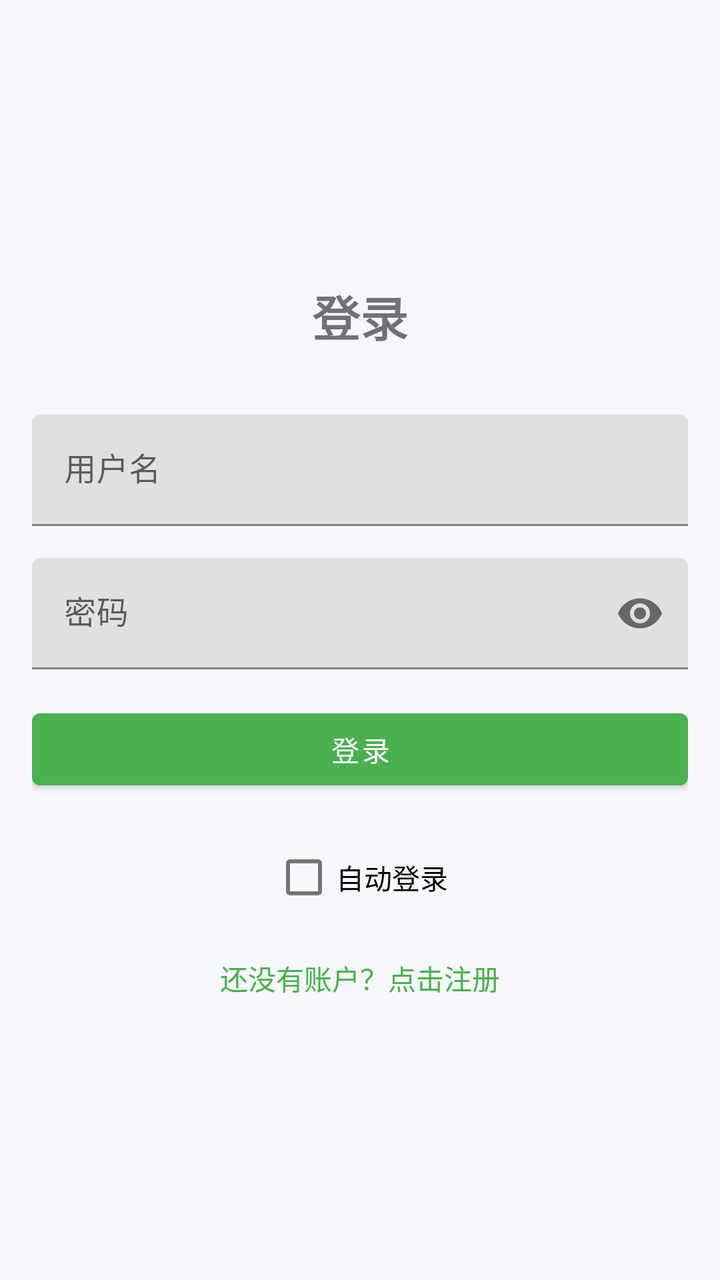
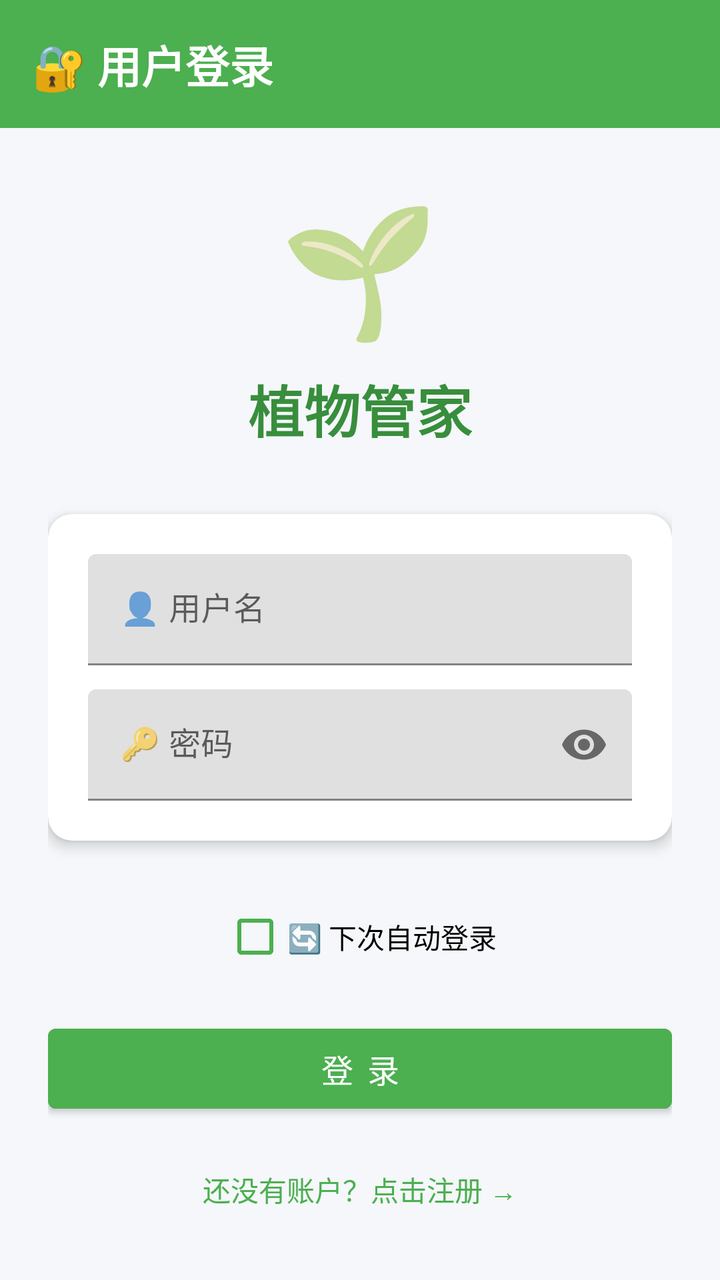

The first picture is an Android layout as it rendered before a commit; the second is the same layout after the commit. The layout source and the unified diff follow.
<!-- AndroidManifest.xml: application theme Theme.Plantbutlerandroid -->
<!-- res/layout/activity_login.xml -->
<?xml version="1.0" encoding="utf-8"?>
<LinearLayout xmlns:android="http://schemas.android.com/apk/res/android"
    android:layout_width="match_parent"
    android:layout_height="match_parent"
    android:orientation="vertical"
    android:padding="16dp"
    android:gravity="center">

    <TextView
        android:layout_width="wrap_content"
        android:layout_height="wrap_content"
        android:text="登录"
        android:textSize="24sp"
        android:textStyle="bold"
        android:layout_marginBottom="32dp" />

    <com.google.android.material.textfield.TextInputLayout
        android:layout_width="match_parent"
        android:layout_height="wrap_content"
        android:layout_marginBottom="16dp">

        <com.google.android.material.textfield.TextInputEditText
            android:id="@+id/editTextUsername"
            android:layout_width="match_parent"
            android:layout_height="wrap_content"
            android:hint="用户名" />

    </com.google.android.material.textfield.TextInputLayout>

    <com.google.android.material.textfield.TextInputLayout
        android:layout_width="match_parent"
        android:layout_height="wrap_content"
        android:layout_marginBottom="16dp"
        app:passwordToggleEnabled="true"
        xmlns:app="http://schemas.android.com/apk/res-auto">

        <com.google.android.material.textfield.TextInputEditText
            android:id="@+id/editTextPassword"
            android:layout_width="match_parent"
            android:layout_height="wrap_content"
            android:hint="密码"
            android:inputType="textPassword" />

    </com.google.android.material.textfield.TextInputLayout>

    <Button
        android:id="@+id/buttonLogin"
        android:layout_width="match_parent"
        android:layout_height="wrap_content"
        android:text="登录"
        android:layout_marginBottom="16dp" />

    <CheckBox
        android:id="@+id/checkAutoLogin"
        android:layout_width="wrap_content"
        android:layout_height="wrap_content"
        android:text="自动登录"
        android:layout_marginBottom="16dp" />

    <TextView
        android:id="@+id/textViewRegister"
        android:layout_width="wrap_content"
        android:layout_height="wrap_content"
        android:text="还没有账户？点击注册"
        android:textColor="@color/primary_color"
        android:clickable="true"
        android:focusable="true" />

</LinearLayout>
<!-- resources referenced by this layout -->
<resources>
  <color name="primary_color">#4CAF50</color>
  <style name="Theme.Plantbutlerandroid" parent="Theme.MaterialComponents.DayNight.NoActionBar">
          
          <item name="colorPrimary">@color/primary_color</item>
          <item name="colorPrimaryVariant">@color/primary_dark</item>
          <item name="colorOnPrimary">@color/white</item>
          
          <item name="colorSecondary">@color/primary_light</item>
          <item name="colorSecondaryVariant">@color/primary_dark</item>
          <item name="colorOnSecondary">@color/black</item>
          
          <item name="android:statusBarColor">@color/primary_dark</item>
          
          <item name="colorAccent">@color/primary_color</item>
          
          <item name="android:windowBackground">@color/background_light</item>
      </style>
  <color name="primary_dark">#388E3C</color>
  <color name="white">#FFFFFFFF</color>
  <color name="primary_light">#C8E6C9</color>
  <color name="black">#FF000000</color>
  <color name="background_light">#F5F7FA</color>
</resources>

<!-- the commit's change to res/layout/activity_login.xml (unified diff, before → after) -->
@@ -1,69 +1,130 @@
 <?xml version="1.0" encoding="utf-8"?>
 <LinearLayout xmlns:android="http://schemas.android.com/apk/res/android"
+    xmlns:app="http://schemas.android.com/apk/res-auto"
     android:layout_width="match_parent"
     android:layout_height="match_parent"
     android:orientation="vertical"
-    android:padding="16dp"
-    android:gravity="center">
+    android:background="@color/background_light">
 
-    <TextView
-        android:layout_width="wrap_content"
-        android:layout_height="wrap_content"
-        android:text="登录"
-        android:textSize="24sp"
-        android:textStyle="bold"
-        android:layout_marginBottom="32dp" />
-
-    <com.google.android.material.textfield.TextInputLayout
+    
+    <LinearLayout
         android:layout_width="match_parent"
         android:layout_height="wrap_content"
-        android:layout_marginBottom="16dp">
+        android:orientation="horizontal"
+        android:gravity="center_vertical"
+        android:background="@color/primary_color"
+        android:padding="16dp">
 
-        <com.google.android.material.textfield.TextInputEditText
-            android:id="@+id/editTextUsername"
+        <TextView
+            android:layout_width="wrap_content"
+            android:layout_height="wrap_content"
+            android:text="🔐 用户登录"
+            android:textSize="22sp"
+            android:textStyle="bold"
+            android:textColor="#FFFFFF" />
+    </LinearLayout>
+
+    
+    <LinearLayout
+        android:layout_width="match_parent"
+        android:layout_height="match_parent"
+        android:orientation="vertical"
+        android:padding="24dp"
+        android:gravity="center">
+
+        
+        <TextView
+            android:layout_width="wrap_content"
+            android:layout_height="wrap_content"
+            android:text="🌱"
+            android:textSize="64sp"
+            android:layout_marginBottom="8dp" />
+
+        <TextView
+            android:layout_width="wrap_content"
+            android:layout_height="wrap_content"
+            android:text="植物管家"
+            android:textSize="28sp"
+            android:textStyle="bold"
+            android:textColor="@color/primary_dark"
+            android:layout_marginBottom="32dp" />
+
+        
+        <androidx.cardview.widget.CardView
             android:layout_width="match_parent"
             android:layout_height="wrap_content"
-            android:hint="用户名" />
+            app:cardCornerRadius="12dp"
+            app:cardElevation="4dp"
+            android:layout_marginBottom="24dp">
 
-    </com.google.android.material.textfield.TextInputLayout>
+            <LinearLayout
+                android:layout_width="match_parent"
+                android:layout_height="wrap_content"
+                android:orientation="vertical"
+                android:padding="20dp">
 
-    <com.google.android.material.textfield.TextInputLayout
-        android:layout_width="match_parent"
-        android:layout_height="wrap_content"
-        android:layout_marginBottom="16dp"
-        app:passwordToggleEnabled="true"
-        xmlns:app="http://schemas.android.com/apk/res-auto">
+                <com.google.android.material.textfield.TextInputLayout
+                    android:layout_width="match_parent"
+                    android:layout_height="wrap_content"
+                    android:hint="👤 用户名"
+                    android:layout_marginBottom="12dp"
+                    app:boxStrokeColor="@color/primary_color"
+                    app:hintTextColor="@color/primary_color">
 
-        <com.google.android.material.textfield.TextInputEditText
-            android:id="@+id/editTextPassword"
+                    <com.google.android.material.textfield.TextInputEditText
+                        android:id="@+id/editTextUsername"
+                        android:layout_width="match_parent"
+                        android:layout_height="wrap_content" />
+
+                </com.google.android.material.textfield.TextInputLayout>
+
+                <com.google.android.material.textfield.TextInputLayout
+                    android:layout_width="match_parent"
+                    android:layout_height="wrap_content"
+                    android:hint="🔑 密码"
+                    app:passwordToggleEnabled="true"
+                    app:boxStrokeColor="@color/primary_color"
+                    app:hintTextColor="@color/primary_color">
+
+                    <com.google.android.material.textfield.TextInputEditText
+                        android:id="@+id/editTextPassword"
+                        android:layout_width="match_parent"
+                        android:layout_height="wrap_content"
+                        android:inputType="textPassword" />
+
+                </com.google.android.material.textfield.TextInputLayout>
+
+            </LinearLayout>
+        </androidx.cardview.widget.CardView>
+
+        <CheckBox
+            android:id="@+id/checkAutoLogin"
+            android:layout_width="wrap_content"
+            android:layout_height="wrap_content"
+            android:text="🔄 下次自动登录"
+            android:buttonTint="@color/primary_color"
+            android:layout_marginBottom="16dp" />
+
+        <Button
+            android:id="@+id/buttonLogin"
             android:layout_width="match_parent"
+            android:layout_height="52dp"
+            android:text="登 录"
+            android:textSize="16sp"
+            android:backgroundTint="@color/primary_color"
+            android:layout_marginBottom="16dp" />
+
+        <TextView
+            android:id="@+id/textViewRegister"
+            android:layout_width="wrap_content"
             android:layout_height="wrap_content"
-            android:hint="密码"
-            android:inputType="textPassword" />
+            android:text="还没有账户？点击注册 →"
+            android:textColor="@color/primary_color"
+            android:textSize="14sp"
+            android:clickable="true"
+            android:focusable="true"
+            android:padding="8dp" />
 
-    </com.google.android.material.textfield.TextInputLayout>
-
-    <Button
-        android:id="@+id/buttonLogin"
-        android:layout_width="match_parent"
-        android:layout_height="wrap_content"
-        android:text="登录"
-        android:layout_marginBottom="16dp" />
-
-    <CheckBox
-        android:id="@+id/checkAutoLogin"
-        android:layout_width="wrap_content"
-        android:layout_height="wrap_content"
-        android:text="自动登录"
-        android:layout_marginBottom="16dp" />
-
-    <TextView
-        android:id="@+id/textViewRegister"
-        android:layout_width="wrap_content"
-        android:layout_height="wrap_content"
-        android:text="还没有账户？点击注册"
-        android:textColor="@color/primary_color"
-        android:clickable="true"
-        android:focusable="true" />
+    </LinearLayout>
 
 </LinearLayout>
